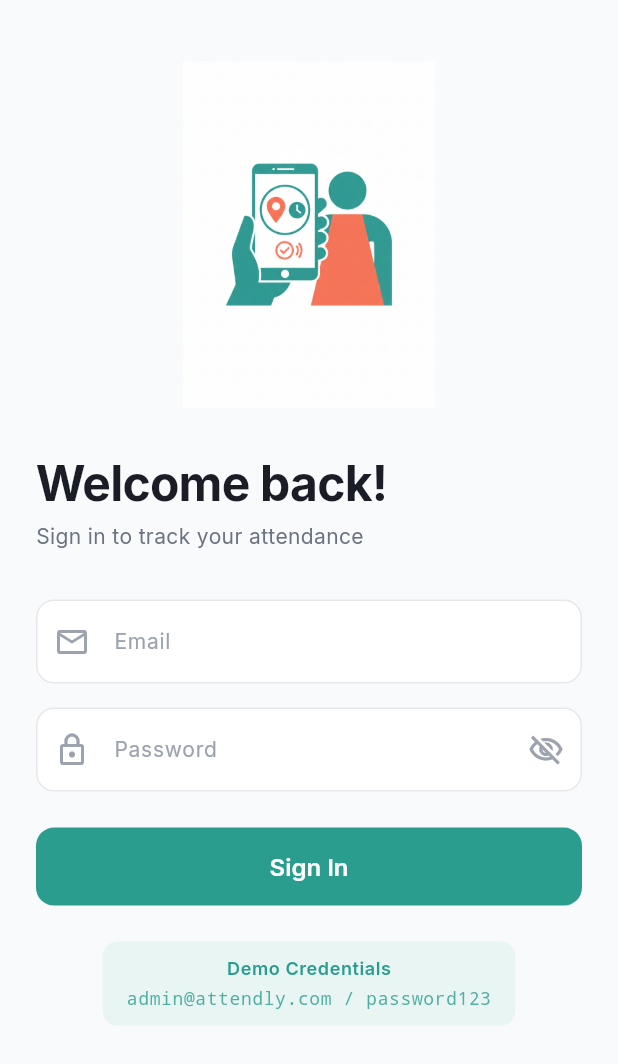
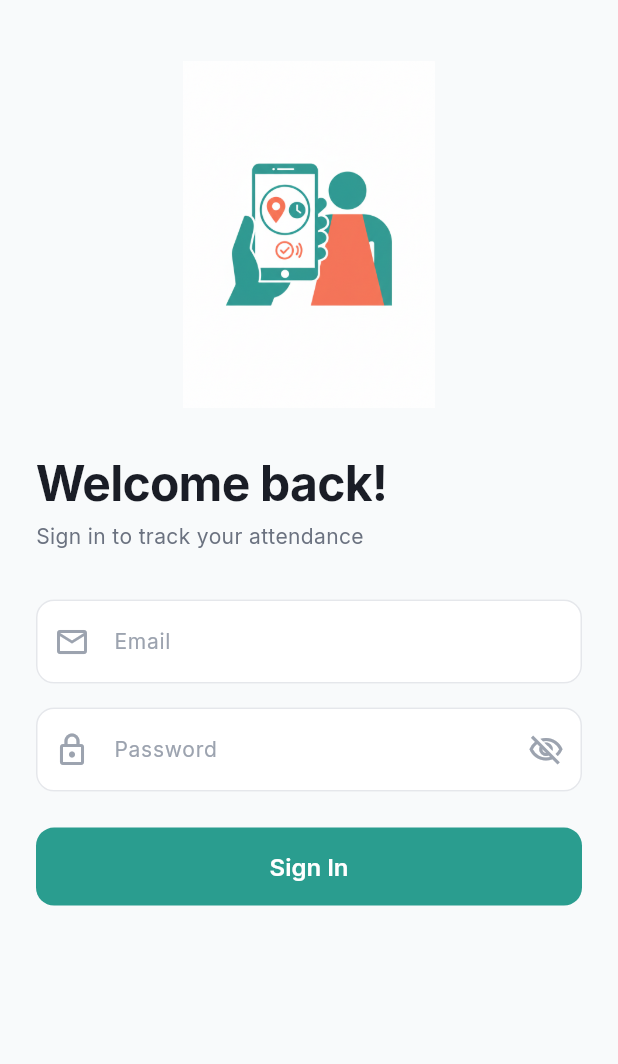
Before and after one commit to HabiburRahmanTusar/InteriorCounsel, a Flutter app: the screen it shows after launch, on a phone screen of 412 x 824 dp. Shown: the top 1064 px of the screen. Run offline on Flutter 3.47's test engine with Material 3 defaults, Android fonts, the phone set to English and light mode, and no system bars; our stand-ins replace connectivity_plus, dio, flutter_secure_storage, geocoding, geolocator, google_fonts and 2 more; accounts and stored records are empty.

Commit message:
feat: implement login screen with form validation and error handling animation

```diff
--- a/apps/attendly_employee_app/lib/screens/login_screen.dart
+++ b/apps/attendly_employee_app/lib/screens/login_screen.dart
@@ -112,10 +112,9 @@ class _LoginScreenState extends State<LoginScreen> {
                       Expanded(
                         child: Text(
                           authProvider.error!,
-                          style:
-                              Theme.of(context).textTheme.bodySmall?.copyWith(
-                                    color: AppTheme.error,
-                                  ),
+                          style: Theme.of(context).textTheme.bodySmall?.copyWith(
+                                color: AppTheme.error,
+                              ),
                         ),
                       ),
                     ],
@@ -123,8 +122,7 @@ class _LoginScreenState extends State<LoginScreen> {
                 ),
               // Form
               AnimatedBuilder(
-                animation:
-                    Listenable.merge([_emailController, _passwordController]),
+                animation: Listenable.merge([_emailController, _passwordController]),
                 builder: (context, child) {
                   return Form(
                     key: _formKey,
@@ -146,36 +144,7 @@ class _LoginScreenState extends State<LoginScreen> {
               // Login button
               _buildLoginButton(authProvider),
               const SizedBox(height: 24),
-              // Demo credentials hint
-              Center(
-                child: Container(
-                  padding:
-                      const EdgeInsets.symmetric(horizontal: 16, vertical: 10),
-                  decoration: BoxDecoration(
-                    color: AppTheme.primaryLight,
-                    borderRadius: BorderRadius.circular(10),
-                  ),
-                  child: Column(
-                    children: [
-                      Text(
-                        'Demo Credentials',
-                        style: Theme.of(context).textTheme.bodySmall?.copyWith(
-                              color: AppTheme.primary,
-                              fontWeight: FontWeight.w600,
-                            ),
-                      ),
-                      const SizedBox(height: 4),
-                      Text(
-                        'admin@attendly.com / password123',
-                        style: Theme.of(context).textTheme.bodySmall?.copyWith(
-                              color: AppTheme.primary.withValues(alpha: 0.8),
-                              fontFamily: 'monospace',
-                            ),
-                      ),
-                    ],
-                  ),
-                ),
-              ),
+
               const SizedBox(height: 32),
             ],
           ),
@@ -187,9 +156,8 @@ class _LoginScreenState extends State<LoginScreen> {
   Widget _buildShakeWrapper(Widget child) {
     return AnimatedContainer(
       duration: const Duration(milliseconds: 100),
-      transform: _isShaking
-          ? (Matrix4.identity()..translate(_getShakeOffset()))
-          : Matrix4.identity(),
+      transform:
+          _isShaking ? (Matrix4.identity()..translate(_getShakeOffset())) : Matrix4.identity(),
       child: child,
     );
   }
@@ -207,8 +175,7 @@ class _LoginScreenState extends State<LoginScreen> {
       decoration: InputDecoration(
         labelText: 'Email',
         hintText: 'Enter your email',
-        prefixIcon:
-            const Icon(Icons.email_outlined, color: AppTheme.textTertiary),
+        prefixIcon: const Icon(Icons.email_outlined, color: AppTheme.textTertiary),
         filled: true,
         fillColor: AppTheme.surface,
         border: OutlineInputBorder(
@@ -245,13 +212,10 @@ class _LoginScreenState extends State<LoginScreen> {
       decoration: InputDecoration(
         labelText: 'Password',
         hintText: 'Enter your password',
-        prefixIcon:
-            const Icon(Icons.lock_outlined, color: AppTheme.textTertiary),
+        prefixIcon: const Icon(Icons.lock_outlined, color: AppTheme.textTertiary),
         suffixIcon: IconButton(
           icon: Icon(
-            _obscurePassword
-                ? Icons.visibility_off_outlined
-                : Icons.visibility_outlined,
+            _obscurePassword ? Icons.visibility_off_outlined : Icons.visibility_outlined,
             color: AppTheme.textTertiary,
           ),
           onPressed: () => setState(() => _obscurePassword = !_obscurePassword),
@@ -293,8 +257,7 @@ class _LoginScreenState extends State<LoginScreen> {
           backgroundColor: AppTheme.primary,
           foregroundColor: Colors.white,
           elevation: 0,
-          shape:
-              RoundedRectangleBorder(borderRadius: BorderRadius.circular(12)),
+          shape: RoundedRectangleBorder(borderRadius: BorderRadius.circular(12)),
           disabledBackgroundColor: AppTheme.primary.withValues(alpha: 0.5),
         ),
         child: authProvider.isLoading
```
